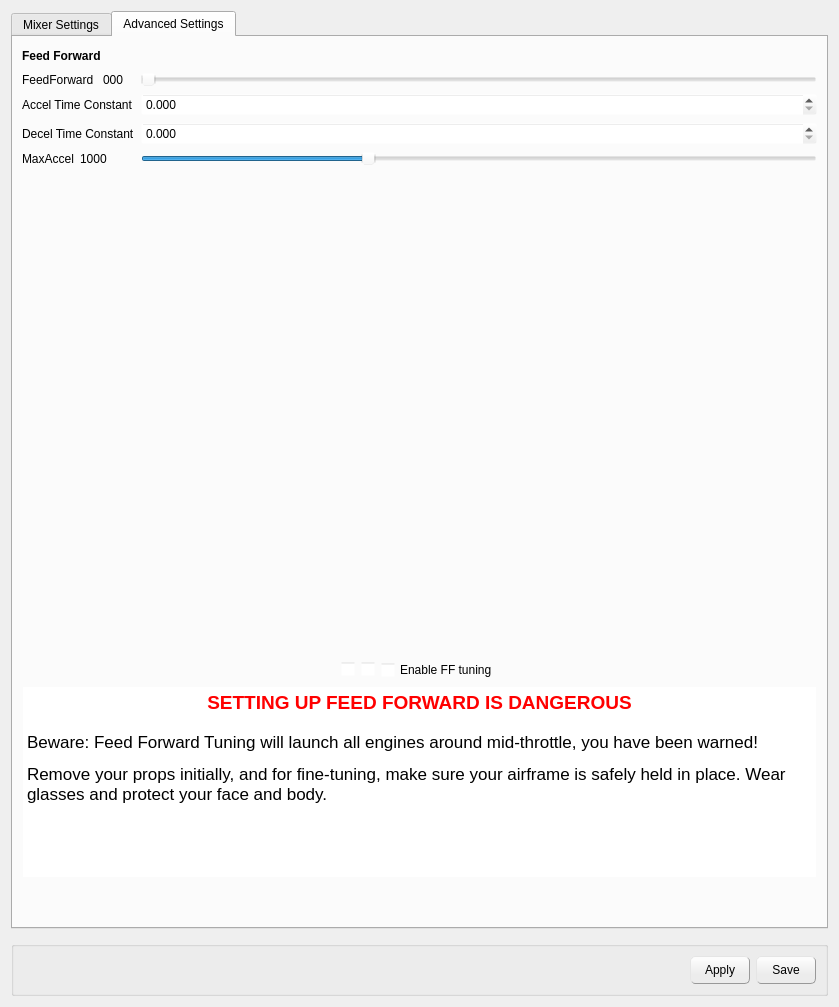
This is ground/openpilotgcs/src/plugins/config/airframe.ui in openpilot/OpenPilot as Qt 5 draws it before an edit. The edited form follows.
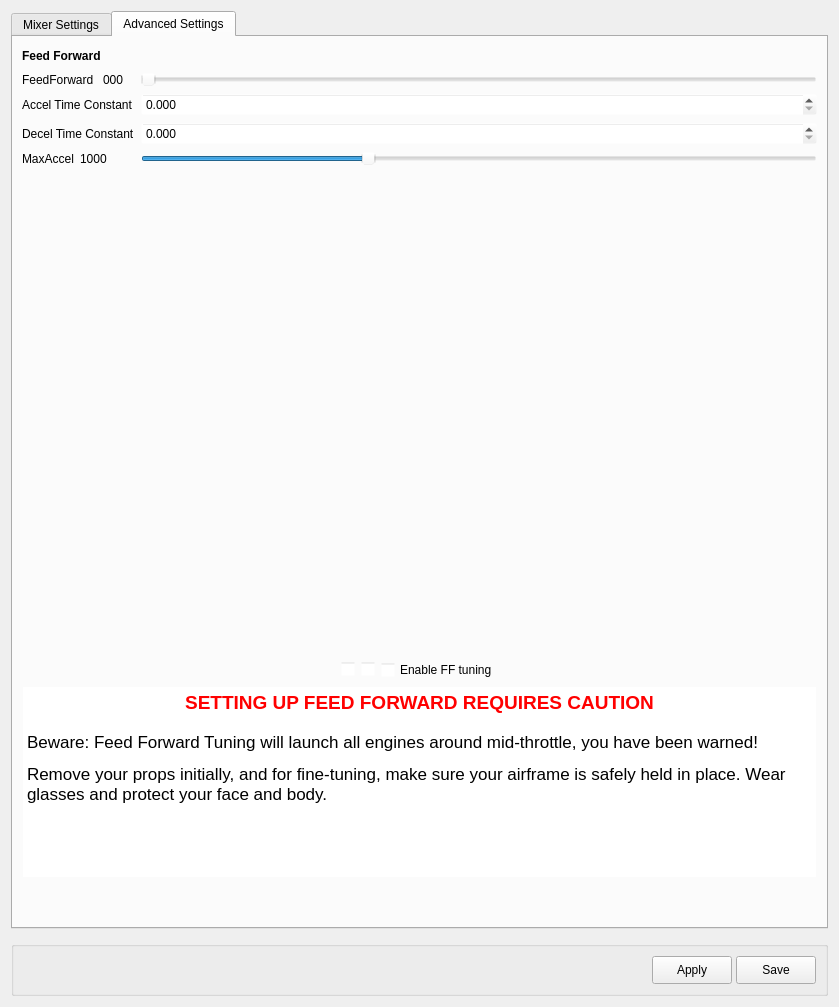
This is the edited form. The open tabs and pages were chosen to show the change. Icons and pictures are not drawn. Custom widgets are drawn as their Qt base class.

Commit message: removed all the pushbutton stylesheets, fixed the scrollbar area colors, compacted UI a bit more for smaller screens, misc text changes

```diff
--- a/ground/openpilotgcs/src/plugins/config/airframe.ui
+++ b/ground/openpilotgcs/src/plugins/config/airframe.ui
@@ -2977,7 +2977,7 @@
 &lt;table border=&quot;0&quot; style=&quot;-qt-table-type: root; margin-top:4px; margin-bottom:4px; margin-left:4px; margin-right:4px;&quot;&gt;
 &lt;tr&gt;
 &lt;td style=&quot;border: none;&quot;&gt;
-&lt;p align=&quot;center&quot; style=&quot; margin-top:0px; margin-bottom:0px; margin-left:0px; margin-right:0px; -qt-block-indent:0; text-indent:0px;&quot;&gt;&lt;span style=&quot; font-family:'Ubuntu'; font-size:14pt; font-weight:600; color:#ff0000;&quot;&gt;SETTING UP FEED FORWARD IS DANGEROUS&lt;/span&gt;&lt;/p&gt;
+&lt;p align=&quot;center&quot; style=&quot; margin-top:0px; margin-bottom:0px; margin-left:0px; margin-right:0px; -qt-block-indent:0; text-indent:0px;&quot;&gt;&lt;span style=&quot; font-family:'Ubuntu'; font-size:14pt; font-weight:600; color:#ff0000;&quot;&gt;SETTING UP FEED FORWARD REQUIRES CAUTION&lt;/span&gt;&lt;/p&gt;
 &lt;p style=&quot;-qt-paragraph-type:empty; margin-top:0px; margin-bottom:0px; margin-left:0px; margin-right:0px; -qt-block-indent:0; text-indent:0px; font-family:'Ubuntu'; font-size:11pt;&quot;&gt;&lt;br /&gt;&lt;/p&gt;
 &lt;p style=&quot; margin-top:0px; margin-bottom:0px; margin-left:0px; margin-right:0px; -qt-block-indent:0; text-indent:0px;&quot;&gt;Beware: Feed Forward Tuning will launch all engines around mid-throttle, you have been warned!&lt;/p&gt;
 &lt;p style=&quot; margin-top:12px; margin-bottom:12px; margin-left:0px; margin-right:0px; -qt-block-indent:0; text-indent:0px;&quot;&gt;Remove your props initially, and for fine-tuning, make sure your airframe is safely held in place. Wear glasses and protect your face and body.&lt;/p&gt;&lt;/td&gt;&lt;/tr&gt;&lt;/table&gt;&lt;/body&gt;&lt;/html&gt;</string>
@@ -3015,6 +3015,9 @@
      <layout class="QVBoxLayout" name="verticalLayout">
       <item>
        <layout class="QHBoxLayout" name="horizontalLayout_2">
+        <property name="spacing">
+         <number>4</number>
+        </property>
         <item>
          <spacer name="horizontalSpacer">
           <property name="orientation">
@@ -3075,25 +3078,7 @@
            <string>Send to board, but don't save permanently (flash or SD).</string>
           </property>
           <property name="styleSheet">
-           <string notr="true">QPushButton {
-border: 1px outset #999;
-border-radius: 5;
-background-color: qlineargradient(spread:pad, x1:0.507, y1:0.869318, x2:0.507, y2:0.0965909, stop:0.28 rgba(236, 236, 236, 255), stop:1 rgba(252, 252, 252, 255));
-}
-
-QPushButton:pressed {
-
-    border-style: inset;
-	background-color: qlineargradient(spread:pad, x1:0.502, y1:0.664864, x2:0.502, y2:0.034, stop:0.358209 rgba(250, 250, 250, 255), stop:0.626866 rgba(235, 235, 235, 255));
-
-}
-
-
-QPushButton:hover  {
-	border: 1px outset #999;	
-border-color: rgb(83, 83, 83);
-border-radius: 4;
-	}</string>
+           <string notr="true"/>
           </property>
           <property name="text">
            <string>Apply</string>
@@ -3112,25 +3097,7 @@
            <string>Applies and Saves all settings to flash or SD depending on board.</string>
           </property>
           <property name="styleSheet">
-           <string notr="true">QPushButton {
-border: 1px outset #999;
-border-radius: 5;
-background-color: qlineargradient(spread:pad, x1:0.507, y1:0.869318, x2:0.507, y2:0.0965909, stop:0.28 rgba(236, 236, 236, 255), stop:1 rgba(252, 252, 252, 255));
-}
-
-QPushButton:pressed {
-
-    border-style: inset;
-	background-color: qlineargradient(spread:pad, x1:0.502, y1:0.664864, x2:0.502, y2:0.034, stop:0.358209 rgba(250, 250, 250, 255), stop:0.626866 rgba(235, 235, 235, 255));
-
-}
-
-
-QPushButton:hover  {
-	border: 1px outset #999;	
-border-color: rgb(83, 83, 83);
-border-radius: 4;
-	}</string>
+           <string notr="true"/>
           </property>
           <property name="text">
            <string>Save</string>
```
The commit also changes 9 other files.
